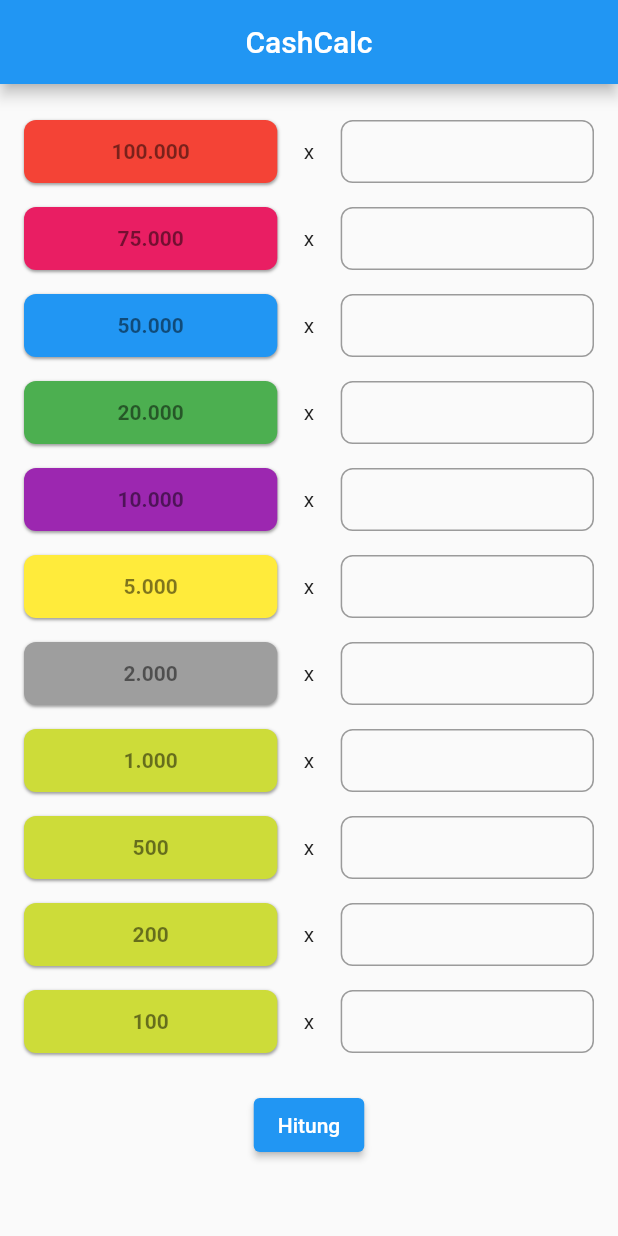
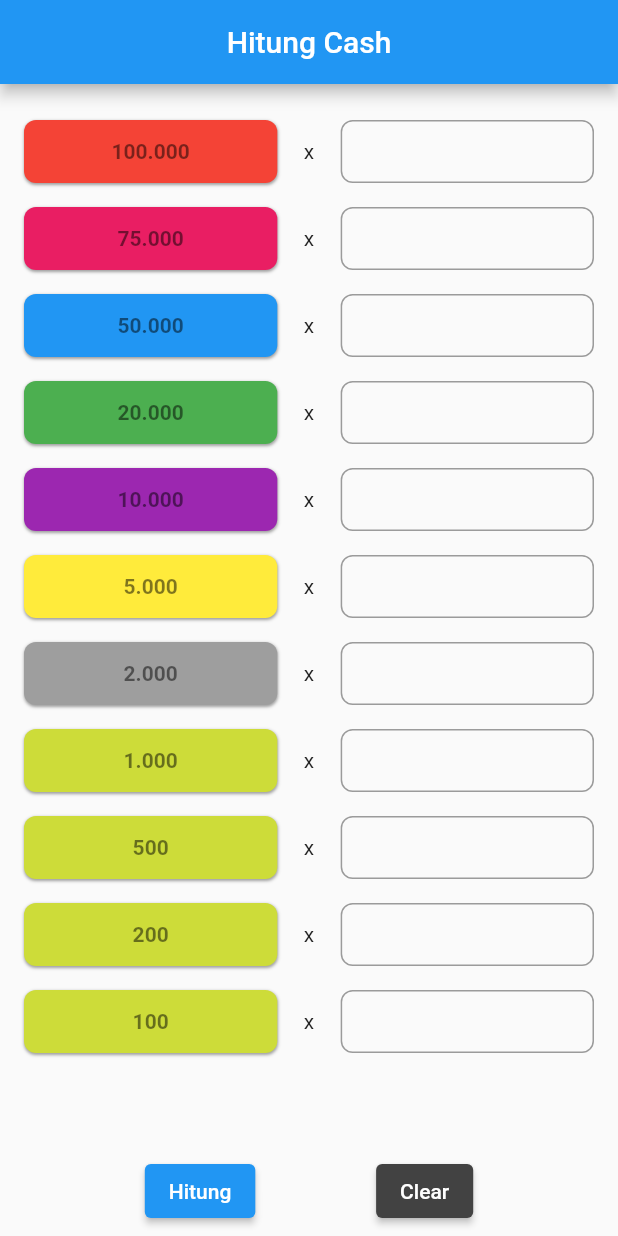
Before and after one commit to ceedadev/hitungcash, a Flutter app: the screen it shows after launch, on a phone screen of 412 x 824 dp. Run offline on Flutter 3.47's test engine with Material 2 defaults, Android fonts, the phone set to English and light mode, and no system bars; our stand-ins replace get.

Commit message:
revise design and remove unused imports

```diff
--- a/lib/app/modules/home/controllers/home_controller.dart
+++ b/lib/app/modules/home/controllers/home_controller.dart
@@ -44,6 +44,22 @@
   }
 
   void increment() => count.value++;
+
+  void clear() {
+    c100000.clear();
+    c75000.clear();
+    c50000.clear();
+    c20000.clear();
+    c10000.clear();
+    c5000.clear();
+    c2000.clear();
+    c1000.clear();
+    c500.clear();
+    c200.clear();
+    c100.clear();
+    count.value = 0;
+    formatCount.value = '';
+  }
 
   void calculate() {
     var total = 0;
--- a/lib/app/modules/home/views/home_view.dart
+++ b/lib/app/modules/home/views/home_view.dart
@@ -1,6 +1,5 @@
 import 'package:flutter/material.dart';
 import 'package:flutter/services.dart';
-import 'package:intl/intl.dart';
 
 import 'package:get/get.dart';
 
@@ -11,7 +10,7 @@
   Widget build(BuildContext context) {
     return Scaffold(
       appBar: AppBar(
-        title: Text('CashCalc'),
+        title: Text('Hitung Cash'),
         centerTitle: true,
       ),
       body: SingleChildScrollView(
@@ -84,17 +83,46 @@
                   ),
                 ],
               ),
-              Obx(() => Text(controller.formatCount.string)),
-              ElevatedButton(
-                onPressed: () {
-                  controller.calculate();
-                },
-                child: Text('Hitung'),
+              SizedBox(height: 16),
+              Obx(() => Text(
+                    controller.formatCount.string,
+                    style: TextStyle(fontSize: 24, fontWeight: FontWeight.bold),
+                  )),
+              SizedBox(height: 16),
+              Row(
+                mainAxisAlignment: MainAxisAlignment.spaceEvenly,
+                children: [
+                  ElevatedButton(
+                    onPressed: () {
+                      controller.calculate();
+                    },
+                    child: Text('Hitung'),
+                  ),
+                  ElevatedButton(
+                    style: ElevatedButton.styleFrom(primary: Colors.grey[800]),
+                    onPressed: () {
+                      controller.clear();
+                    },
+                    child: Text('Clear'),
+                  ),
+                ],
               ),
             ],
           ),
         ),
       ),
+      // bottomNavigationBar: BottomNavigationBar(
+      //   items: [
+      //     BottomNavigationBarItem(
+      //       icon: Icon(Icons.calculate),
+      //       label: 'Hitung',
+      //     ),
+      //     BottomNavigationBarItem(
+      //       icon: Icon(Icons.history),
+      //       label: 'History',
+      //     ),
+      //   ],
+      // ),
     );
   }
 
```
